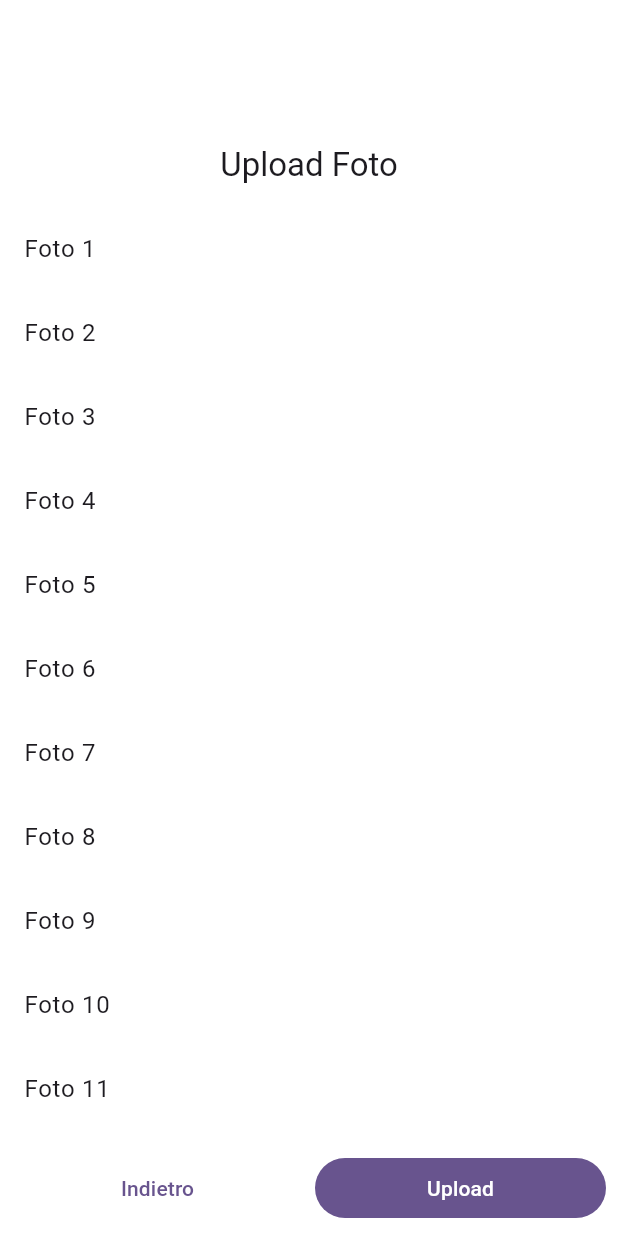
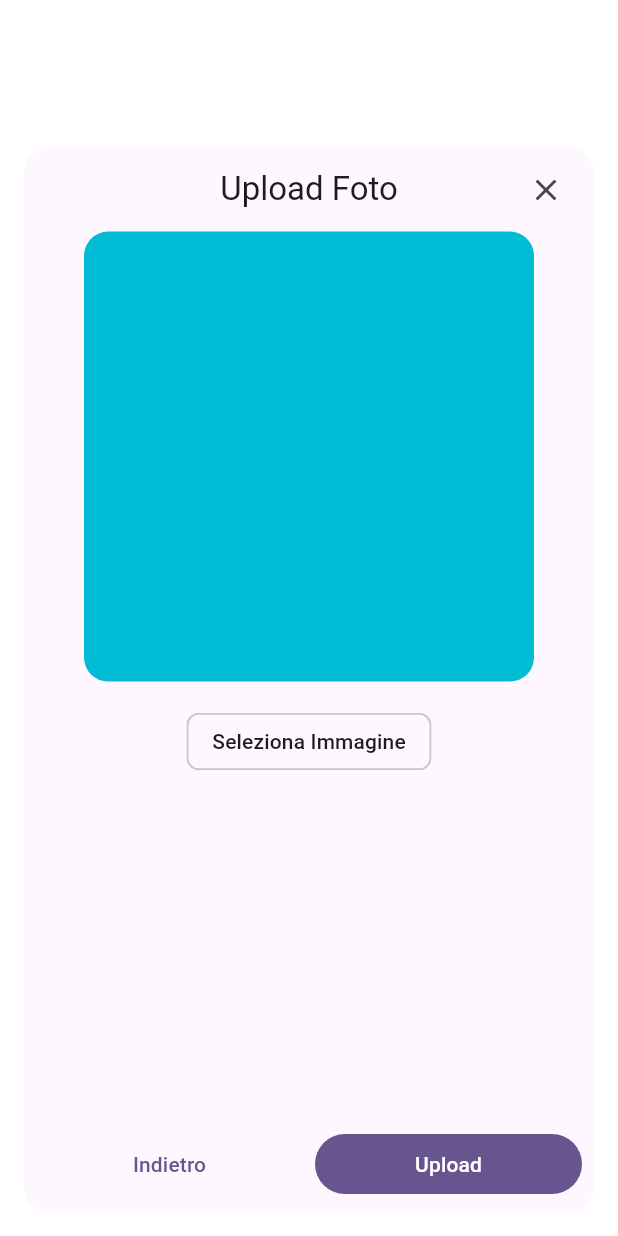
Before and after one commit to Alessandro-Alino/maga, a Flutter app: the UploadImage screen opened directly, on a phone screen of 412 x 824 dp. Run offline on Flutter 3.47's test engine with Material 3 defaults, Android fonts, the phone set to English and light mode, and no system bars; our stand-ins replace auto_route, cached_network_image, dio, file_picker, flutter_bloc, freezed_annotation; network calls fail.

Commit message:
Update Category List and Upload Image

```diff
--- a/lib/feature/category/bloc/category_state.dart
+++ b/lib/feature/category/bloc/category_state.dart
@@ -12,6 +12,7 @@ sealed class CategoryState with _$CategoryState {
     required int pages,
     required int currentPage,
     String? errorMessage,
+    int? idCategManaged,
   }) = _CategoryState;
 
   static initState() => CategoryState(
@@ -20,10 +21,11 @@ sealed class CategoryState with _$CategoryState {
     fetchedCategoriesList: [],
     animatedCategoriesList: [],
     filterCategoriesList: [],
-    errorMessage: null,
     totalCateg: 0,
     pages: 0,
     currentPage: 0,
+    errorMessage: null,
+    idCategManaged: null,
   );
 }
 
--- a/lib/feature/category/screen/manage_category.dart
+++ b/lib/feature/category/screen/manage_category.dart
@@ -93,7 +93,7 @@ class _ManageCategoryPageState extends State<ManageCategoryPage> {
 
   _unselectImage() {
     if (context.read<ImageBloc>().state.selectedImage != null) {
-      context.read<ImageBloc>().selectImages(image: null);
+      context.read<ImageBloc>().selectImage(image: null);
     }
   }
 
@@ -281,6 +281,8 @@ class _ManageCategoryPageState extends State<ManageCategoryPage> {
                           context.read<CategoryBloc>().updateCategory(
                             category: categUpdate,
                           );
+                          // Navigate Back
+                          context.router.pop();
                         }
                       }
                     },
--- a/lib/feature/category/widget/selected_image.dart
+++ b/lib/feature/category/widget/selected_image.dart
@@ -30,7 +30,7 @@ class SelectedImage extends StatelessWidget {
                 right: 0.0,
                 child: GestureDetector(
                   onTap: () {
-                    context.read<ImageBloc>().selectImages(image: null);
+                    context.read<ImageBloc>().selectImage(image: null);
                   },
                   child: Container(
                     decoration: BoxDecoration(
--- a/lib/feature/image/bloc/image_bloc.dart
+++ b/lib/feature/image/bloc/image_bloc.dart
@@ -1,5 +1,7 @@
+import 'dart:io';
 import 'dart:developer';
 import 'package:dio/dio.dart';
+import 'package:file_picker/file_picker.dart';
 import 'package:flutter/material.dart';
 import 'package:flutter_bloc/flutter_bloc.dart';
 import 'package:freezed_annotation/freezed_annotation.dart';
@@ -25,6 +27,9 @@ class ImageBloc extends Bloc<ImageEvent, ImageState> {
     on<_SelectImageEvent>(
       (event, emit) => _selectImage(event, emit, event.image),
     );
+    on<_ChooseImageEvent>(
+      (event, emit) => _chooseImage(event, emit, event.image, event.reset),
+    );
   }
 
   //-------------------------------//
@@ -39,8 +44,11 @@ class ImageBloc extends Bloc<ImageEvent, ImageState> {
   getOneImage({required int id}) => add(ImageEvent.getOneImage(id: id));
 
   // Select Images
-  selectImages({ImageModel? image}) =>
-      add(ImageEvent.selectImage(image: image));
+  selectImage({ImageModel? image}) => add(ImageEvent.selectImage(image: image));
+
+  // Choose Images
+  chooseImage({File? image, bool? reset}) =>
+      add(ImageEvent.chooseImage(image: image, reset: reset));
 
   //-------------------------------//
 
@@ -65,7 +73,6 @@ class ImageBloc extends Bloc<ImageEvent, ImageState> {
         page: page,
         perPage: perPage,
       );
-      log('${response.realUri}');
       // Total number Image
       int totalImage = int.parse(
         response.headers.map.entries
@@ -156,4 +163,27 @@ class ImageBloc extends Bloc<ImageEvent, ImageState> {
       emit(state.copyWith(selectedImage: null));
     }
   }
+
+  // _Choose image
+  _chooseImage(
+    ImageEvent event,
+    Emitter<ImageState> emit,
+    File? image,
+    bool? reset,
+  ) async {
+    if (reset == true) {
+      emit(state.copyWith(choosedImage: null));
+    }
+
+    FilePickerResult? result = await FilePicker.platform.pickFiles(
+      type: FileType.image,
+    );
+
+    if (result != null) {
+      File file = File(result.files.single.path!);
+      emit(state.copyWith(choosedImage: file));
+    } else {
+      // User canceled the picker
+    }
+  }
 }
--- a/lib/feature/image/bloc/image_event.dart
+++ b/lib/feature/image/bloc/image_event.dart
@@ -9,4 +9,6 @@ class ImageEvent with _$ImageEvent {
   const factory ImageEvent.getOneImage({required int id}) = _GetOneImageEvent;
 
   const factory ImageEvent.selectImage({ImageModel? image}) = _SelectImageEvent;
+
+  const factory ImageEvent.chooseImage({File? image, bool? reset}) = _ChooseImageEvent;
 }
--- a/lib/feature/image/bloc/image_state.dart
+++ b/lib/feature/image/bloc/image_state.dart
@@ -11,6 +11,7 @@ sealed class ImageState with _$ImageState {
     required int pages,
     required int currentPage,
     ImageModel? selectedImage,
+    File? choosedImage,
     String? errorMessage,
   }) = _ImageState;
 
@@ -23,6 +24,7 @@ sealed class ImageState with _$ImageState {
     totalImage: 0,
     pages: 0,
     selectedImage: null,
+    choosedImage: null,
     currentPage: 0,
   );
 }
--- a/lib/feature/image/screen/image_page.dart
+++ b/lib/feature/image/screen/image_page.dart
@@ -44,8 +44,8 @@ class ImagePage extends StatelessWidget {
           showModalBottomSheet(
             context: context,
             enableDrag: true,
-            showDragHandle: true,
             isScrollControlled: true,
+            backgroundColor: Colors.transparent,
             builder: (context) {
               return UploadImage();
             },
--- a/lib/feature/image/widget/image_grid.dart
+++ b/lib/feature/image/widget/image_grid.dart
@@ -45,7 +45,7 @@ class ImageGrid extends StatelessWidget {
                         debugPrint('ID: ${image.id}');
                       },
                       onDoubleTap: () {
-                        context.read<ImageBloc>().selectImages(image: image);
+                        context.read<ImageBloc>().selectImage(image: image);
                         context.router.pop();
                       },
                       child: Stack(
--- a/lib/feature/image/widget/upload_image.dart
+++ b/lib/feature/image/widget/upload_image.dart
@@ -1,7 +1,31 @@
+import 'package:auto_route/auto_route.dart';
 import 'package:flutter/material.dart';
+import 'package:flutter_bloc/flutter_bloc.dart';
+import 'package:maga/feature/image/bloc/image_bloc.dart';
 
-class UploadImage extends StatelessWidget {
+class UploadImage extends StatefulWidget {
   const UploadImage({super.key});
+
+  @override
+  State<UploadImage> createState() => _UploadImageState();
+}
+
+class _UploadImageState extends State<UploadImage> {
+  late final ImageBloc _imageBloc;
+  final TextEditingController _nameImage = TextEditingController();
+
+  @override
+  void initState() {
+    super.initState();
+    _imageBloc = context.read<ImageBloc>();
+  }
+
+  @override
+  void dispose() {
+    _nameImage.dispose();
+    _imageBloc.chooseImage(reset: true);
+    super.dispose();
+  }
 
   @override
   Widget build(BuildContext context) {
@@ -11,7 +35,13 @@ class UploadImage extends StatelessWidget {
       minChildSize: 0.5,
       maxChildSize: 0.9,
       builder: (BuildContext context, ScrollController scrollController) {
-        return Scaffold(
+        return Container(
+          margin: const EdgeInsets.all(16.0),
+          decoration: BoxDecoration(
+            color: Theme.of(context).canvasColor,
+            borderRadius: BorderRadius.circular(16.0),
+          ),
+          child: Scaffold(
             backgroundColor: Colors.transparent,
             appBar: AppBar(
               centerTitle: true,
@@ -19,12 +49,49 @@ class UploadImage extends StatelessWidget {
               leading: const SizedBox.shrink(),
               title: const Text('Upload Foto'),
               backgroundColor: Colors.transparent,
+              actionsPadding: const EdgeInsets.only(right: 8.0),
+              actions: [
+                IconButton(
+                  onPressed: () => context.router.pop(),
+                  icon: Icon(Icons.close),
                 ),
-          body: ListView.builder(
-            itemCount: 150,
-            itemBuilder: (context, index) {
-              return ListTile(title: Text('Foto ${index + 1}'));
+              ],
+            ),
+            body: SingleChildScrollView(
+              child: Column(
+                spacing: 16.0,
+                crossAxisAlignment: CrossAxisAlignment.center,
+                children: [
+                  // Image Selected
+                  Container(
+                    width: 300.0,
+                    height: 300.0,
+                    padding: const EdgeInsets.all(8.0),
+                    decoration: BoxDecoration(
+                      color: Colors.cyan,
+                      borderRadius: BorderRadius.circular(16.0),
+                    ),
+                    child: BlocBuilder<ImageBloc, ImageState>(
+                      builder: (context, state) {
+                        return state.choosedImage != null
+                            ? Image.file(state.choosedImage!)
+                            : const SizedBox.shrink();
                       },
+                    ),
+                  ),
+                  Row(
+                    mainAxisAlignment: MainAxisAlignment.center,
+                    children: [
+                      ActionChip(
+                        onPressed: () {
+                          _imageBloc.chooseImage();
+                        },
+                        label: const Text('Seleziona Immagine'),
+                      ),
+                    ],
+                  ),
+                ],
+              ),
             ),
             bottomNavigationBar: Padding(
               padding: const EdgeInsets.all(8.0),
@@ -35,7 +102,7 @@ class UploadImage extends StatelessWidget {
                   Expanded(
                     child: TextButton(
                       onPressed: () {
-                      Navigator.pop(context);
+                        context.router.pop();
                       },
                       child: const Text('Indietro'),
                     ),
@@ -50,6 +117,7 @@ class UploadImage extends StatelessWidget {
                 ],
               ),
             ),
+          ),
         );
       },
     );
--- a/pubspec.yaml
+++ b/pubspec.yaml
@@ -33,6 +33,7 @@ dependencies:
   dio: ^5.8.0+1
   freezed: ^3.0.6
   auto_route: ^10.0.1
+  file_picker: ^10.1.9
   flutter_bloc: ^9.1.0
   json_annotation: ^4.9.0
   freezed_annotation: ^3.0.0
```
Also changed, not shown: lib/feature/category/bloc/category_bloc.dart (+26 -4 lines), lib/feature/category/widget/card_categ.dart (+25 -5 lines), lib/feature/category/widget/categ_image.dart (+14 -6 lines), lib/feature/category/bloc/category_bloc.freezed.dart, lib/feature/image/bloc/image_bloc.freezed.dart, pubspec.lock, 2 other files. Lines whose indentation alone changed are shown as unchanged.
